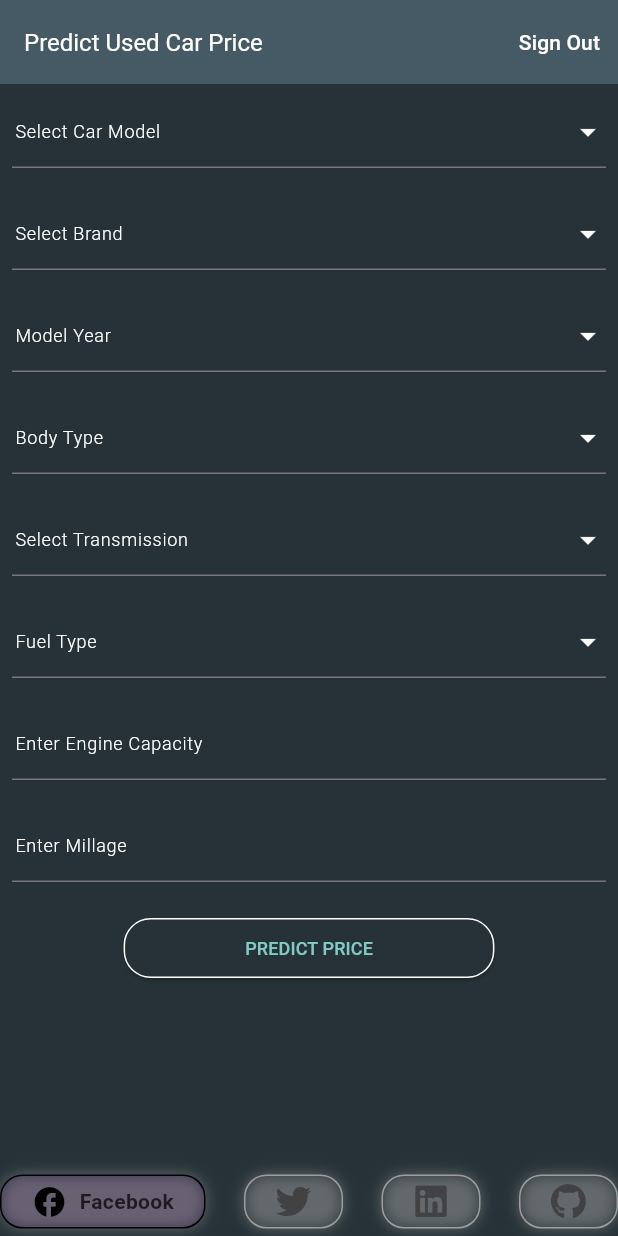
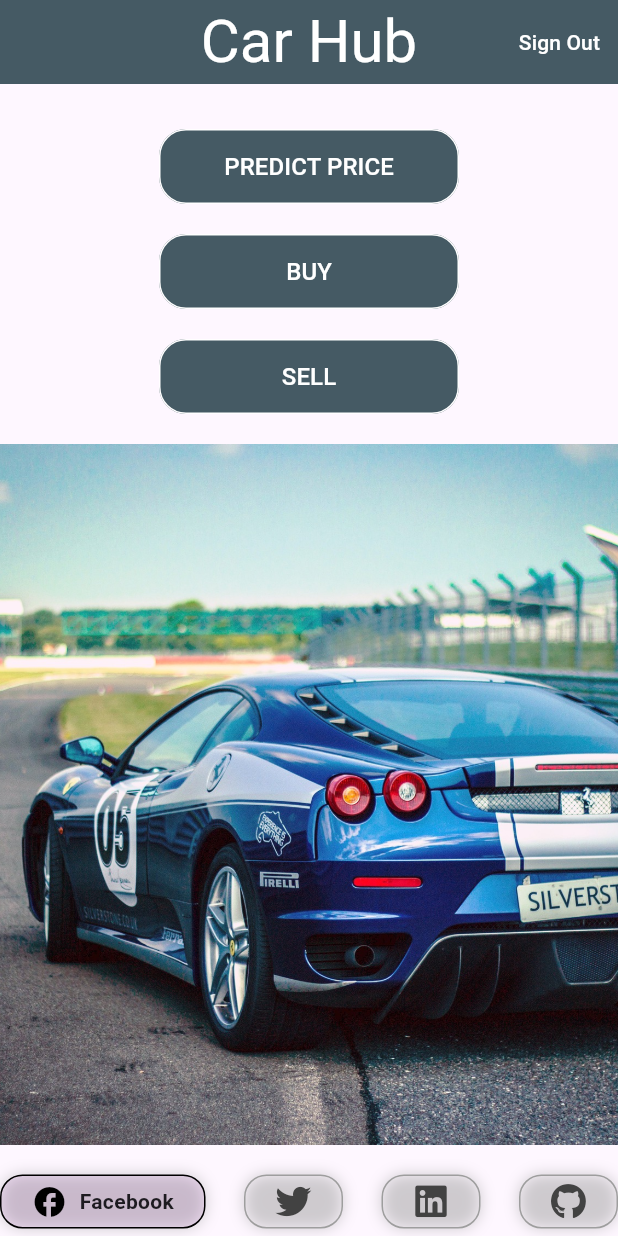
Before and after one commit to Rohan4s/Predict-Used-Card-Price, a Flutter app: the screen it shows once a user with an empty profile is signed in, after a tap on "Sign Out", on a phone screen of 412 x 824 dp. Run offline on Flutter 3.47's test engine with Material 3 defaults, Android fonts, the phone set to English and light mode, and no system bars; drawn by our look-alikes of appinio_swiper, flutter_form_builder, google_nav_bar; our stand-ins replace firebase_auth, firebase_core, font_awesome_flutter, form_builder_validators; missing offline and left inert: dart:ffi; accounts and stored records are empty; network calls fail.

Commit message:
add animated cars in home screen

```diff
--- a/lib/auth/login_page.dart
+++ b/lib/auth/login_page.dart
@@ -12,23 +12,31 @@ class LoginPage extends StatefulWidget {
 class _LoginPageState extends State<LoginPage> {
   final ValueNotifier<bool> isLogin = ValueNotifier<bool>(true);
   final ValueNotifier<String> errorMessage = ValueNotifier<String>('');
-
+  final ValueNotifier<bool> processing = ValueNotifier<bool>(false);
   final TextEditingController _emailController = TextEditingController();
   final TextEditingController _passwordController = TextEditingController();
 
   Future<void> signIn() async {
     try {
       await Auth().signIn(email: _emailController.text, password: _passwordController.text);
+
     } on FirebaseAuthException catch (e) {
       errorMessage.value = e.message!;
     }
   }
 
   Future<void> createAccount() async {
-    try {
-      await Auth().signUp(email: _emailController.text, password: _passwordController.text);
-    } on FirebaseAuthException catch (e) {
-      errorMessage.value = e.message!;
+    if (_emailController.value.text.isEmpty || _passwordController.value.text.isEmpty) {
+      errorMessage.value = 'Please enter email and password';
+      return;
+    } else {
+      processing.value = true;
+      try {
+        await Auth().signUp(email: _emailController.text, password: _passwordController.text);
+      } on FirebaseAuthException catch (e) {
+        errorMessage.value = e.message!;
+      }
+      processing.value = false;
     }
   }
 
@@ -43,7 +51,6 @@ class _LoginPageState extends State<LoginPage> {
       },
     );
   }
-
 
   final TextStyle submitTextStyle = TextStyle(
     color: Colors.teal[200],
@@ -118,7 +125,7 @@ class _LoginPageState extends State<LoginPage> {
                   return TextButton(
                     onPressed: () => isLogin.value = !isLogin.value,
                     child: Text(
-                      value ? 'Register Instead?' : 'Login Instead?',
+                      value ? 'Don\'t Have An Account?' : 'Already Have an Account?',
                       style: TextStyle(
                         color: Colors.teal[200],
                         fontSize: 12,
@@ -126,6 +133,11 @@ class _LoginPageState extends State<LoginPage> {
                     ),
                   );
                 }),
+            ValueListenableBuilder(
+                valueListenable: processing,
+                builder: (BuildContext context, bool value, Widget? child) {
+                  return value? const CircularProgressIndicator() : const SizedBox();
+                }),
           ],
         ),
       ),
--- a/lib/auth/widget_tree.dart
+++ b/lib/auth/widget_tree.dart
@@ -1,5 +1,6 @@
 import 'package:firebase_auth/firebase_auth.dart';
 import 'package:predict_used_car_price/auth/auth.dart';
+import 'package:predict_used_car_price/home/home_screen.dart';
 import 'package:predict_used_car_price/predict_price/predict_price_screen.dart';
 import 'package:predict_used_car_price/auth/login_page.dart';
 import 'package:flutter/material.dart';
@@ -18,7 +19,7 @@ class _WidgetTreeState extends State<WidgetTree> {
         stream: Auth().authStateChanges,
         builder: (context, snapshot) {
           if (snapshot.hasData) {
-            return const PredictPrice();
+            return HomeScreen();
           } else {
             return const LoginPage();
           }
--- a/lib/data/data.dart
+++ b/lib/data/data.dart
@@ -1,3 +1,5 @@
+import 'package:flutter/widgets.dart';
+
 class DataClass {
   DataClass._();
 
@@ -178,4 +180,16 @@ class DataClass {
     'CNG and OIL',
     'LPG and OIL',
   ];
+
+  static const List<String> images = [
+    'assets/bg-1.jpg',
+    'assets/bg-2.jpg',
+    'assets/bg-3.jpg',
+    'assets/bg-4.jpg',
+    'assets/bg-5.jpg',
+    'assets/bg-6.jpg',
+    'assets/bg-7.jpg',
+    'assets/bg-8.jpg',
+  ];
+  static const Duration animationDuration = Duration(seconds: 4);
 }
--- /dev/null
+++ b/lib/home/home_screen.dart
@@ -0,0 +1,249 @@
+import 'dart:async';
+
+import 'package:appinio_swiper/appinio_swiper.dart';
+import 'package:firebase_auth/firebase_auth.dart';
+import 'package:flutter/material.dart';
+import 'package:font_awesome_flutter/font_awesome_flutter.dart';
+import 'package:google_nav_bar/google_nav_bar.dart';
+import 'package:predict_used_car_price/predict_price/predict_price_screen.dart';
+import 'package:predict_used_car_price/styles/app_texts.dart';
+import 'package:url_launcher/url_launcher.dart';
+import 'package:predict_used_car_price/data/data.dart' as data;
+
+class HomeScreen extends StatefulWidget {
+  const HomeScreen({super.key});
+
+  @override
+  State<HomeScreen> createState() => _HomeScreenState();
+}
+
+class _HomeScreenState extends State<HomeScreen> {
+  final AppinioSwiperController controller = AppinioSwiperController();
+  final List<String> imagesPath = data.DataClass.images;
+  final ButtonStyle buttonStyle = ButtonStyle(
+    fixedSize: MaterialStateProperty.all<Size>(const Size(200, 50)),
+    backgroundColor: MaterialStateProperty.all<Color>(Colors.blueGrey[700]!),
+    shape: MaterialStateProperty.all<RoundedRectangleBorder>(
+      RoundedRectangleBorder(
+        borderRadius: BorderRadius.circular(18.0),
+        side: const BorderSide(color: Colors.white),
+      ),
+    ),
+  );
+  final TextStyle textStyle = const TextStyle(
+    color: Colors.white,
+    fontSize: 16,
+    // fontWeight: FontWeight.w300,
+  );
+  bool _shouldRunAnimation = true;
+  bool _forwardAnimation = true;
+  int currentIndex = 0;
+  late Timer swipeTimer;
+
+  @override
+  void initState() {
+    super.initState();
+    _runAnimation();
+    print('max size = ${imagesPath.length}');
+  }
+
+  @override
+  dispose() {
+    _shouldRunAnimation = false;
+    super.dispose();
+  }
+
+  // Future<void> _runAnimation() async {
+  //   while (_shouldRunAnimation) {
+  //     swipeTimer = await Future.delayed(const Duration(seconds: 5));
+  //     if (_forwardAnimation) {
+  //       print('swipe right');
+  //       controller.swipeRight();
+  //     } else {
+  //       print('unswipe');
+  //       controller.unswipe();
+  //     }
+  //   }
+  // }
+  Future<void> _runAnimation() async {
+    swipeTimer = Timer.periodic(data.DataClass.animationDuration, (timer) {
+      if (!_shouldRunAnimation) {
+        timer.cancel(); // Stop the timer when _shouldRunAnimation is false
+      } else if (_forwardAnimation) {
+        print('swipe right');
+        controller.swipeRight();
+      } else {
+        print('unswipe');
+        controller.unswipe();
+      }
+    });
+  }
+
+  @override
+  Widget build(BuildContext context) {
+    return WillPopScope(
+      onWillPop: () {
+        Navigator.of(context).pop();
+        if (swipeTimer.isActive) {
+          swipeTimer.cancel();
+        }
+        return Future.value(false);
+      },
+      child: Scaffold(
+        appBar: AppBar(
+          iconTheme: IconThemeData(color: Colors.teal[200]),
+          title: const Text(
+            AppTexts.homeTitle,
+            style: TextStyle(fontSize: 40, color: Colors.white),
+          ),
+          backgroundColor: Colors.blueGrey[700],
+          centerTitle: true,
+          actions: [
+            TextButton(
+              onPressed: () async => await FirebaseAuth.instance.signOut(),
+              child: const Text(AppTexts.signOutLabel, style: TextStyle(color: Colors.white)),
+            ),
+          ],
+        ),
+        body: Column(
+          // mainAxisAlignment: MainAxisAlignment.center,
+          children: [
+            const SizedBox(height: 30),
+            TextButton(
+              onPressed: () {
+                _shouldRunAnimation = false;
+                Navigator.of(context)
+                    .push(MaterialPageRoute(builder: (context) => const PredictPrice()))
+                    .then((value) {
+                  _shouldRunAnimation = true;
+                  _runAnimation();
+                });
+              },
+              style: buttonStyle,
+              child: Text(
+                AppTexts.predictLabel,
+                style: textStyle,
+              ),
+            ),
+            const SizedBox(height: 20),
+            TextButton(
+              onPressed: null,
+              style: buttonStyle,
+              child: Text(
+                AppTexts.buyLabel,
+                style: textStyle,
+              ),
+            ),
+            const SizedBox(
+              height: 20,
+            ),
+            TextButton(
+              onPressed: null,
+              style: buttonStyle,
+              child: Text(
+                AppTexts.sellLabel,
+                style: textStyle,
+              ),
+            ),
+            const SizedBox(height: 20),
+            Expanded(
+              child: AppinioSwiper(
+                cardsBuilder: (context, int index) => index == currentIndex
+                    ? Image.asset(
+                        imagesPath[index],
+                        fit: BoxFit.cover,
+                      )
+                    : SizedBox(
+                        height: 500,
+                        width: MediaQuery.of(context).size.width * 0.8,
+                        child: Image.asset(imagesPath[index]),
+                      ),
+                unlimitedUnswipe: true,
+                onSwipe: (int index, direction) {
+                  print(index);
+                  currentIndex++;
+                  if (_forwardAnimation && currentIndex == imagesPath.length - 1) {
+                    _forwardAnimation = false;
+                  }
+                },
+                unswipe: (_) {
+                  print('at unswipe ${currentIndex - 1}');
+                  currentIndex--;
+                  if (_forwardAnimation == false && currentIndex <= 0) {
+                    _forwardAnimation = true;
+                  }
+                },
+                cardsCount: imagesPath.length,
+                backgroundCardsCount: 1,
+                controller: controller,
+              ),
+            ),
+            const SizedBox(height: 20),
+            Align(
+              alignment: Alignment.bottomCenter,
+              child: footer(),
+            ),
+            const SizedBox(height: 5),
+          ],
+        ),
+      ),
+    );
+  }
+
+  Widget footer() {
+    return GNav(
+      rippleColor: Colors.grey,
+      hoverColor: Colors.grey,
+      haptic: true,
+      tabBorderRadius: 15,
+      tabActiveBorder: Border.all(color: Colors.black, width: 1),
+      tabBorder: Border.all(color: Colors.grey, width: 1),
+      tabShadow: [BoxShadow(color: Colors.grey.withOpacity(0.5), blurRadius: 8)],
+      curve: Curves.easeOutExpo,
+      duration: const Duration(milliseconds: 900),
+      gap: 8,
+      color: Colors.grey[800],
+      iconSize: 24,
+      tabBackgroundColor: Colors.purple.withOpacity(0.1),
+      padding: const EdgeInsets.symmetric(horizontal: 20, vertical: 5),
+      // navigation bar padding
+      tabs: [
+        GButton(
+          icon: Icons.facebook,
+          text: 'Facebook',
+          onPressed: () async {
+            _launchUrl(AppTexts.fbURL);
+          },
+        ),
+        GButton(
+          icon: FontAwesomeIcons.twitter,
+          text: 'Twitter',
+          onPressed: () async {
+            _launchUrl(AppTexts.twitterURL);
+          },
+        ),
+        GButton(
+          icon: FontAwesomeIcons.linkedin,
+          text: 'LinkedIn',
+          onPressed: () async {
+            _launchUrl(AppTexts.linkedinURL);
+          },
+        ),
+        GButton(
+          icon: FontAwesomeIcons.github,
+          text: 'Github',
+          onPressed: () async {
+            _launchUrl(AppTexts.githubURL);
+          },
+        ),
+      ],
+    );
+  }
+
+  void _launchUrl(String _url) async {
+    final Uri url = Uri.parse(_url);
+    if (await canLaunchUrl(url)) {
+      await launchUrl(url);
+    }
+  }
+}
--- a/lib/main.dart
+++ b/lib/main.dart
@@ -25,6 +25,7 @@ class MyApp extends StatelessWidget {
         useMaterial3: true,
       ),
       home: const WidgetTree(),
+      debugShowCheckedModeBanner: false,
     );
   }
 }
--- a/lib/styles/app_texts.dart
+++ b/lib/styles/app_texts.dart
@@ -3,6 +3,7 @@ import 'package:flutter/material.dart';
 class AppTexts {
   AppTexts._();
   static const String appName = 'Predict Used Car Price';
+  static const String homeTitle = 'Car Hub';
 
   //form names
   static const String modelName = 'car_model';
@@ -24,6 +25,9 @@ class AppTexts {
   static const String engineCapacityLabel = 'Enter Engine Capacity';
   static const String millageLabel = 'Enter Millage';
   static const String predictLabel = 'PREDICT PRICE';
+  static const String buyLabel = 'BUY';
+  static const String sellLabel = 'SELL';
+  static const String signOutLabel = 'Sign Out';
 
 
   //Configurations
@@ -37,4 +41,5 @@ class AppTexts {
 
 
 
+
 }
--- a/pubspec.yaml
+++ b/pubspec.yaml
@@ -42,6 +42,7 @@ dependencies:
   firebase_auth:
   google_nav_bar: ^5.0.6
   font_awesome_flutter: ^10.5.0
+  appinio_swiper: ^2.0.3
   url_launcher: ^6.1.14
 
 dev_dependencies:
```
Also changed, not shown: lib/predict_price/predict_price_screen.dart (+68 -8 lines), assets/bg-1.jpg (added), assets/bg-2.jpg (added), assets/bg-3.jpg (added), assets/bg-4.jpg (added), assets/bg-5.jpg (added), assets/bg-6.jpg (added), assets/bg-7.jpg (added), assets/bg-8.jpg (added), pubspec.lock, 2 other files.
